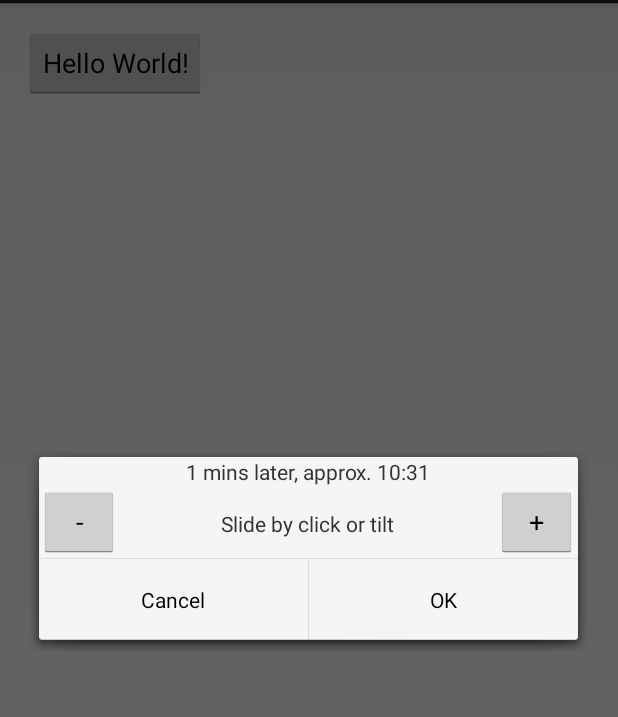
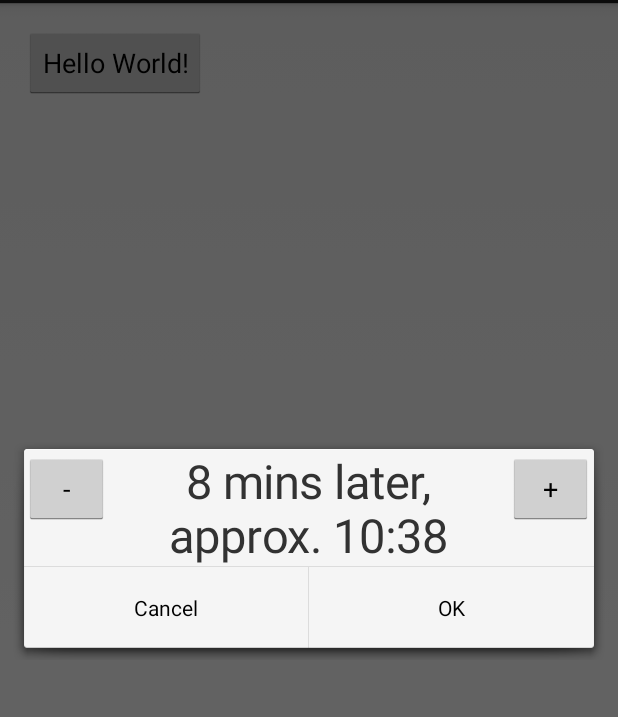
Before and after one commit to cpliu338/android_goodies, an Android app: the screen it shows after launch (MainActivity), after a tap on "Hello World!", on a phone screen of 412 x 824 dp, the part 69-786 px from its top. Run offline under Robolectric (Android 15) with nearby library versions, the phone set to English and light mode, and no system bars.

Commit message:
Version 1.2

```diff
--- a/app/src/main/java/hk/org/woodland/mytestbed/MainActivity.java
+++ b/app/src/main/java/hk/org/woodland/mytestbed/MainActivity.java
@@ -1,10 +1,14 @@
 package hk.org.woodland.mytestbed;
 
 import android.app.Activity;
+import android.app.AlarmManager;
+import android.app.PendingIntent;
 import android.content.Context;
+import android.content.Intent;
 import android.content.pm.ActivityInfo;
 import android.hardware.Sensor;
 import android.hardware.SensorManager;
+import android.os.SystemClock;
 import android.os.Bundle;
 import android.view.View;
 import android.widget.Button;
@@ -13,7 +17,6 @@ import android.widget.Toast;
 
 public class MainActivity extends Activity implements ClickOrTiltListener {
 
-    private SlideByClickOrTilt element;
     private Sensor gravity;
     private SensorManager sensorManager;
 
@@ -25,14 +28,26 @@ public class MainActivity extends Activity implements ClickOrTiltListener {
         btn1.setOnClickListener(new View.OnClickListener() {
             @Override
             public void onClick(View v) {
-                element = SlideByClickOrTilt
-                        .withClickOrTiltListener(MainActivity.this)
-                        .withMaxValue(200).withMaxDelta(16)
-                        .withMinValue(1)
-                        .build();
-                element.show(MainActivity.this.getFragmentManager(), "SlideByClickOrTilt");
+            testSlideByClickOrTilt();/*
+                AlarmManager alarmManager = (AlarmManager)getSystemService(Context.ALARM_SERVICE);
+                Intent intent = new Intent(MainActivity.this, FakeCallReceiver.class);
+                intent.putExtra(FakeCallReceiver.FAKENAME, getString(R.string.app_name));
+                intent.putExtra(FakeCallReceiver.FAKENUMBER, getString(R.string.plus)+v.getId());
+                PendingIntent pendingIntent = PendingIntent.getBroadcast(MainActivity.this, 0, intent, PendingIntent.FLAG_CANCEL_CURRENT);
+                alarmManager.set(AlarmManager.ELAPSED_REALTIME_WAKEUP, SystemClock.elapsedRealtime() + 100000L, pendingIntent);
+                Toast.makeText(MainActivity.this, getString(R.string.app_name), Toast.LENGTH_SHORT).show();*/
             }
         });
+    }
+
+    private void testSlideByClickOrTilt() {
+        SlideByClickOrTilt element;
+        element = SlideByClickOrTilt
+                .withClickOrTiltListener(MainActivity.this)
+                .withMaxValue(200).withMaxDelta(16)
+                .withMinValue(1).withInitValue(8)
+                .build();
+        element.show(MainActivity.this.getFragmentManager(), "SlideByClickOrTilt");
     }
 
     @Override
--- a/app/src/main/java/hk/org/woodland/mytestbed/SlideByClickOrTilt.java
+++ b/app/src/main/java/hk/org/woodland/mytestbed/SlideByClickOrTilt.java
@@ -17,6 +17,7 @@ import android.os.Build;
 import android.os.Bundle;
 import android.os.SystemClock;
 import android.util.Log;
+import android.util.TypedValue;
 import android.view.Display;
 import android.view.Gravity;
 import android.view.LayoutInflater;
@@ -82,22 +83,27 @@ public class SlideByClickOrTilt extends DialogFragment implements View.OnClickLi
         //Log.i(SlideByClickOrTilt.class.getName(), "dialog created");
         AlertDialog.Builder builder = new AlertDialog.Builder(getActivity());
         LayoutInflater inflater = getActivity().getLayoutInflater();
-        //View v = inflater.inflate(R.layout.slide_by_click_or_tilt, null);
         final float scale = getActivity().getResources().getDisplayMetrics().density;
+        /*
         LinearLayout v = new LinearLayout(getActivity());
         LinearLayout.LayoutParams params = new LinearLayout.LayoutParams(LinearLayout.LayoutParams.MATCH_PARENT,LinearLayout.LayoutParams.MATCH_PARENT);
         v.setOrientation(LinearLayout.VERTICAL);
+        */
         feedback = new TextView(getActivity());// (TextView)v.findViewById(R.id.feedback);
+        feedback.setGravity(Gravity.CENTER);
+        /*
         ViewGroup.LayoutParams vparams = new ViewGroup.LayoutParams(ViewGroup.LayoutParams.MATCH_PARENT, ViewGroup.LayoutParams.WRAP_CONTENT);
         feedback.setLayoutParams(vparams);
-        feedback.setGravity(Gravity.CENTER);
+         */
 
-        value = minValue;
+        //value = minValue;
         feedback.setText(
                 listener == null ?
                         SlideByClickOrTilt.class.getSimpleName() :
-                        listener.getFeedbackFromValue(minValue)
+                        listener.getFeedbackFromValue(value)
         );
+        feedback.setSingleLine(false);
+        feedback.setTextSize(TypedValue.COMPLEX_UNIT_PT, 14.0f);
         LinearLayout ll2 = new LinearLayout(getActivity());
         LinearLayout.LayoutParams params2 = new LinearLayout.LayoutParams(LinearLayout.LayoutParams.MATCH_PARENT,LinearLayout.LayoutParams.WRAP_CONTENT);
         ll2.setOrientation(LinearLayout.HORIZONTAL);
@@ -123,26 +129,28 @@ public class SlideByClickOrTilt extends DialogFragment implements View.OnClickLi
         buttonMinus.setText(s==null ? LABELMINUS : s);
         buttonPlus.setOnClickListener(this);
         buttonMinus.setOnClickListener(this);
+        /*
         TextView hint = new TextView(getActivity());
+        */
         LinearLayout.LayoutParams vparams2 = new LinearLayout.LayoutParams(
                 0, // 0 dp, refer layout weight
                 LinearLayout.LayoutParams.WRAP_CONTENT,
                 0.7f // layout weight
         );
-        hint.setLayoutParams(vparams2);
-        hint.setGravity(Gravity.CENTER);
+        feedback.setLayoutParams(vparams2);
+        /*hint.setGravity(Gravity.CENTER);
         s = listener.getCustomText(SlideByClickOrTilt.HINT);
         hint.setText(s==null ? LABELHINT : s);
-
+        */
         ll2.addView(buttonMinus);
-        ll2.addView(hint);
+        ll2.addView(feedback);
         ll2.addView(buttonPlus);
-
+        /*
         v.addView(feedback);
-        v.addView(ll2);
+        v.addView(ll2);*/
         // Inflate and set the layout for the dialog
         // Pass null as the parent view because its going in the dialog layout
-        builder.setView(v)
+        builder.setView(ll2)
                 // Add action buttons
                 .setPositiveButton(android.R.string.ok, new DialogInterface.OnClickListener() {
                     @Override
@@ -186,6 +194,16 @@ public class SlideByClickOrTilt extends DialogFragment implements View.OnClickLi
         public IBuild withMaxValue(int maxValue) {
             instance.maxValue = maxValue;
             if (maxValue <= instance.minValue) instance.minValue=maxValue-1;
+            return this;
+        }
+        @Override
+        public IBuild withInitValue(int initValue) {
+            if (instance.maxValue < initValue)
+                instance.value=instance.maxValue;
+            else if (initValue < instance.minValue)
+                instance.value = instance.minValue;
+            else
+                instance.value = initValue;
             return this;
         }
 
@@ -236,6 +254,7 @@ public class SlideByClickOrTilt extends DialogFragment implements View.OnClickLi
         IBuild withMinDelta(int minDelta);
         IBuild withMaxValue(int maxValue);
         IBuild withMaxDelta(int maxDelta);
+        IBuild withInitValue(int initValue);
         SlideByClickOrTilt build();
     }
 
```
Also changed, not shown: app/src/main/AndroidManifest.xml (+8 -1 lines), app/src/main/java/hk/org/woodland/mytestbed/FakeCallReceiver.java (added, +23 -0 lines), app/src/main/java/hk/org/woodland/mytestbed/FakeRingingActivity.java (added, +20 -0 lines), app/src/main/res/layout/fake_ringing.xml (renamed from app/src/main/res/layout/slide_by_click_or_tilt.xml).
